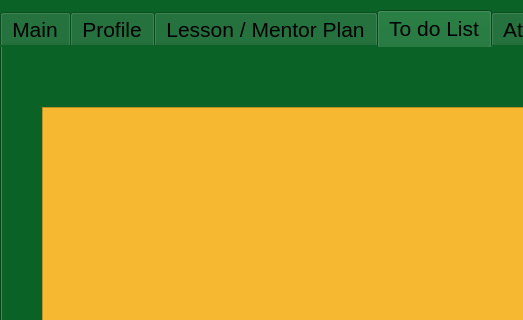
Old version of the form Student_UI/Student_Ui.ui in the repository Melike17/school_update; both pictures show x 0 to 523 and y 0 to 320 of the 960 by 800 pixel window.
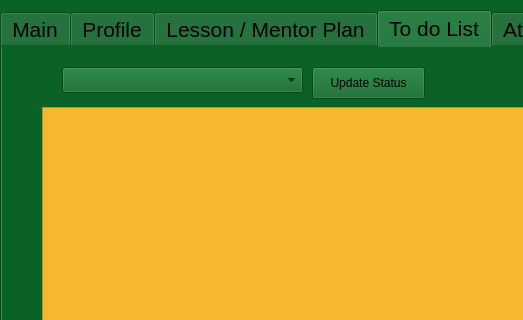
New version of the form. The open tabs and pages were chosen to show the change.

What changed in the file:
```diff
--- a/Student_UI/Student_Ui.ui
+++ b/Student_UI/Student_Ui.ui
@@ -933,6 +933,29 @@
 color: rgb(0, 0, 0);</string>
       </property>
      </widget>
+     <widget class="QPushButton" name="update_status_button">
+      <property name="geometry">
+       <rect>
+        <x>310</x>
+        <y>20</y>
+        <width>113</width>
+        <height>32</height>
+       </rect>
+      </property>
+      <property name="text">
+       <string>Update Status</string>
+      </property>
+     </widget>
+     <widget class="QComboBox" name="status_options">
+      <property name="geometry">
+       <rect>
+        <x>60</x>
+        <y>20</y>
+        <width>241</width>
+        <height>26</height>
+       </rect>
+      </property>
+     </widget>
     </widget>
     <widget class="QWidget" name="student_attendance">
      <attribute name="title">
```
Left out of the diff: 4 changed lines with no effect on the pictures.
